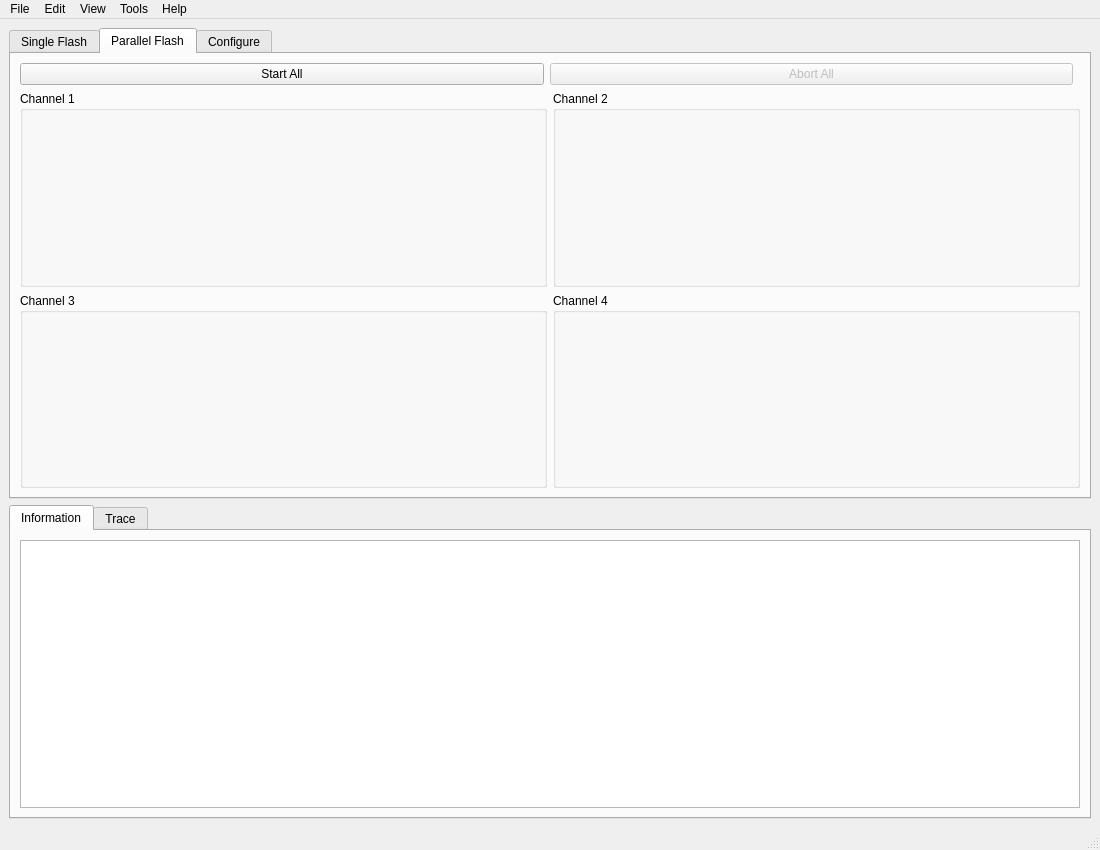
Qt form gui/main_window.ui (phuctm012/ECU-Flashing-Tool) before a commit.
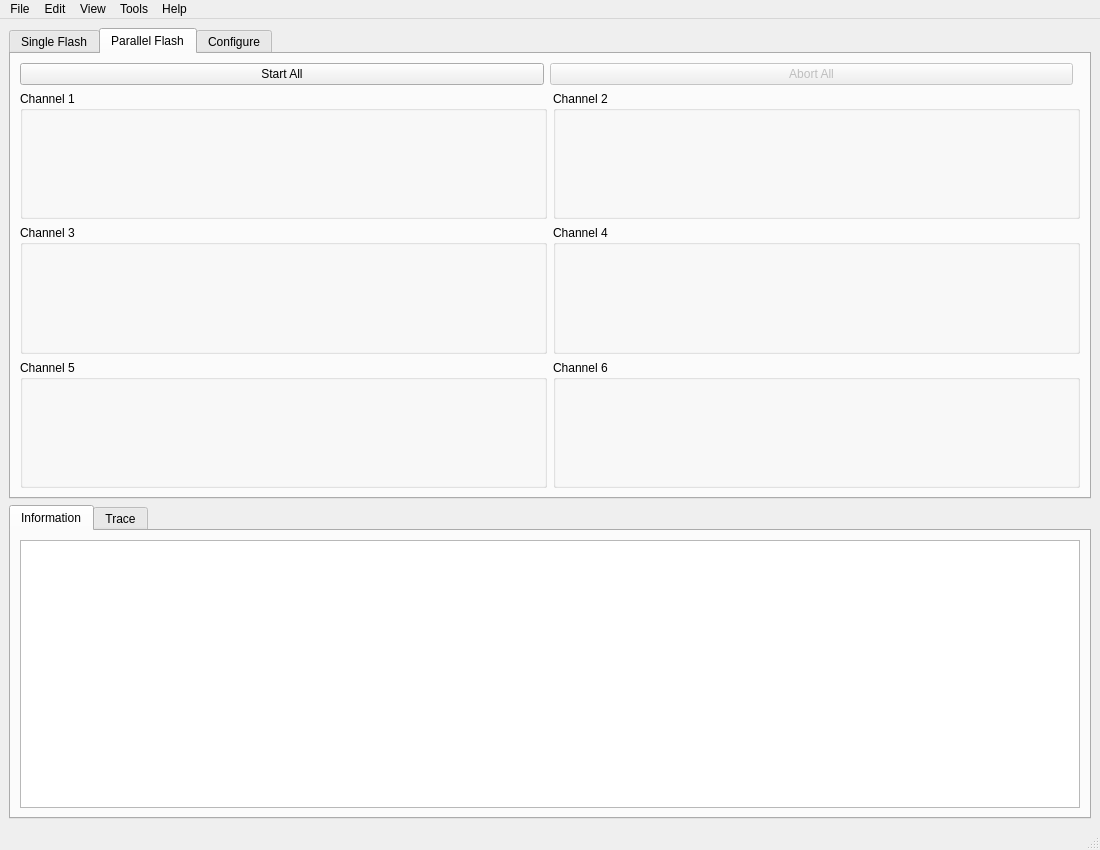
The same form after that commit. The open tabs and pages were chosen to show the change.

Commit message: Expand Parallel Flash to 6 channels and redesign panels into compact mockup-driven cards

The edit to the form file:
```diff
--- a/gui/main_window.ui
+++ b/gui/main_window.ui
@@ -284,6 +284,22 @@
              <layout class="QVBoxLayout" name="verticalLayout_parallelChannel4"/>
             </widget>
            </item>
+           <item row="2" column="0">
+            <widget class="QGroupBox" name="groupBoxParallelChannel5">
+             <property name="title">
+              <string>Channel 5</string>
+             </property>
+             <layout class="QVBoxLayout" name="verticalLayout_parallelChannel5"/>
+            </widget>
+           </item>
+           <item row="2" column="1">
+            <widget class="QGroupBox" name="groupBoxParallelChannel6">
+             <property name="title">
+              <string>Channel 6</string>
+             </property>
+             <layout class="QVBoxLayout" name="verticalLayout_parallelChannel6"/>
+            </widget>
+           </item>
           </layout>
          </item>
         </layout>
```
The commit also changes 10 other files.
